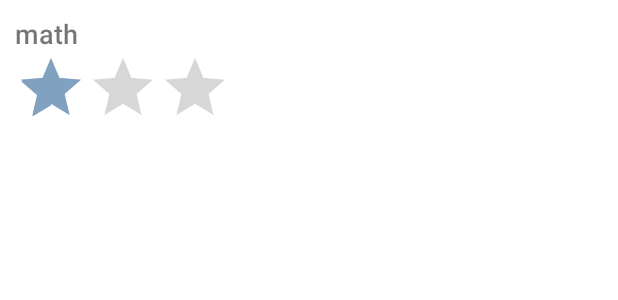
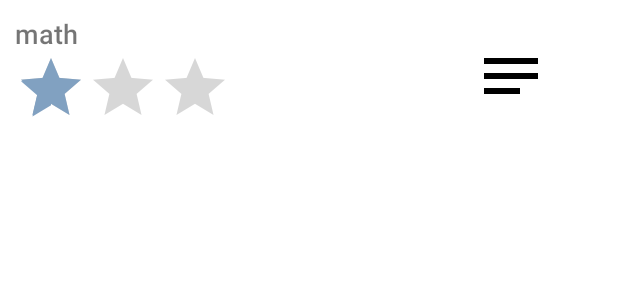
Before and after one commit to lukef00/pomodoro-app, an Android app: the layout task_list_item.xml on its own in the app's theme, with its tools: preview values and no code run, on a phone screen of 412 x 824 dp. Shown: the top 300 px of the screen. Run offline under Robolectric (Android 15) with nearby library versions, the phone set to English and light mode, and no system bars.

Commit message:
Minor UI improvements

```diff
--- /dev/null
+++ b/app/src/main/res/drawable/ic_baseline_notes_24.xml
@@ -0,0 +1,5 @@
+<vector android:autoMirrored="true" android:height="48dp"
+    android:tint="#000000" android:viewportHeight="24"
+    android:viewportWidth="24" android:width="48dp" xmlns:android="http://schemas.android.com/apk/res/android">
+    <path android:fillColor="@android:color/white" android:pathData="M3,18h12v-2L3,16v2zM3,6v2h18L21,6L3,6zM3,13h18v-2L3,11v2z"/>
+</vector>
--- a/app/src/main/res/layout/fragment_add_flashcard.xml
+++ b/app/src/main/res/layout/fragment_add_flashcard.xml
@@ -3,6 +3,7 @@
     xmlns:tools="http://schemas.android.com/tools"
     android:layout_width="match_parent"
     android:layout_height="match_parent"
+    android:padding="20dp"
     tools:context=".ui.flashcards.AddFlashcardFragment">
 
     <LinearLayout
--- a/app/src/main/res/layout/new_group_dialog.xml
+++ b/app/src/main/res/layout/new_group_dialog.xml
@@ -2,13 +2,14 @@
 <LinearLayout xmlns:android="http://schemas.android.com/apk/res/android"
     android:layout_width="match_parent"
     android:layout_height="match_parent"
+    android:padding="20dp"
     android:orientation="vertical">
 
     <TextView
         android:id="@+id/textView5"
         android:layout_width="match_parent"
         android:layout_height="wrap_content"
-        android:text="TextView" />
+        android:text="@string/new_group_label" />
 
     <EditText
         android:id="@+id/dialog_group_name"
--- a/app/src/main/res/layout/task_list_item.xml
+++ b/app/src/main/res/layout/task_list_item.xml
@@ -11,7 +11,7 @@
     android:paddingVertical="10dp">
 
     <LinearLayout
-        android:layout_width="325dp"
+        android:layout_width="269dp"
         android:layout_height="wrap_content"
         android:orientation="vertical">
 
@@ -35,4 +35,13 @@
 
     </LinearLayout>
 
+    <ImageView
+        android:id="@+id/task_img"
+        android:layout_width="match_parent"
+        android:layout_height="wrap_content"
+        android:layout_gravity="center"
+        android:baselineAlignBottom="false"
+        app:srcCompat="@drawable/ic_baseline_notes_24" />
+
+
 </LinearLayout>
--- a/app/src/main/res/values/strings.xml
+++ b/app/src/main/res/values/strings.xml
@@ -60,4 +60,6 @@
 
     <string name="add_group">Add new group</string>
     <string name="add_flashcard">Add new flashcard</string>
+
+    <string name="new_group_label">Group name</string>
 </resources>
```
Also changed, not shown: app/src/main/java/com/example/pomodoro/adapters/TaskAdapter.java (+7 -0 lines), app/src/main/java/com/example/pomodoro/ui/tasks/TasksFragment.java (+20 -10 lines), app/src/main/java/com/example/pomodoro/ui/timer/TimerFragment.java (+0 -46 lines), app/src/main/java/com/example/pomodoro/ui/timer/TimerViewModel.java (deleted, +0 -7 lines).
